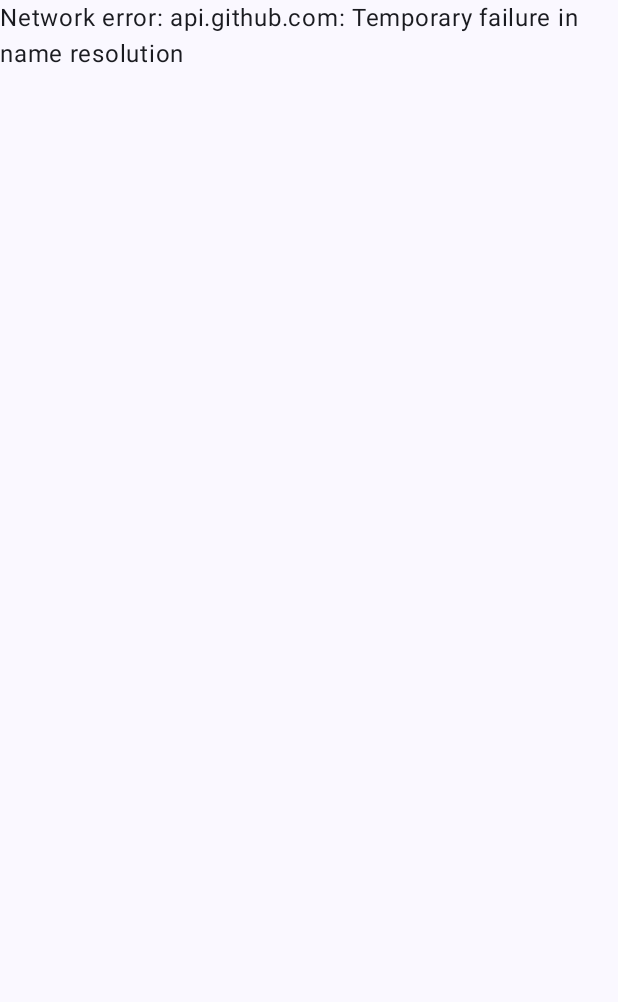
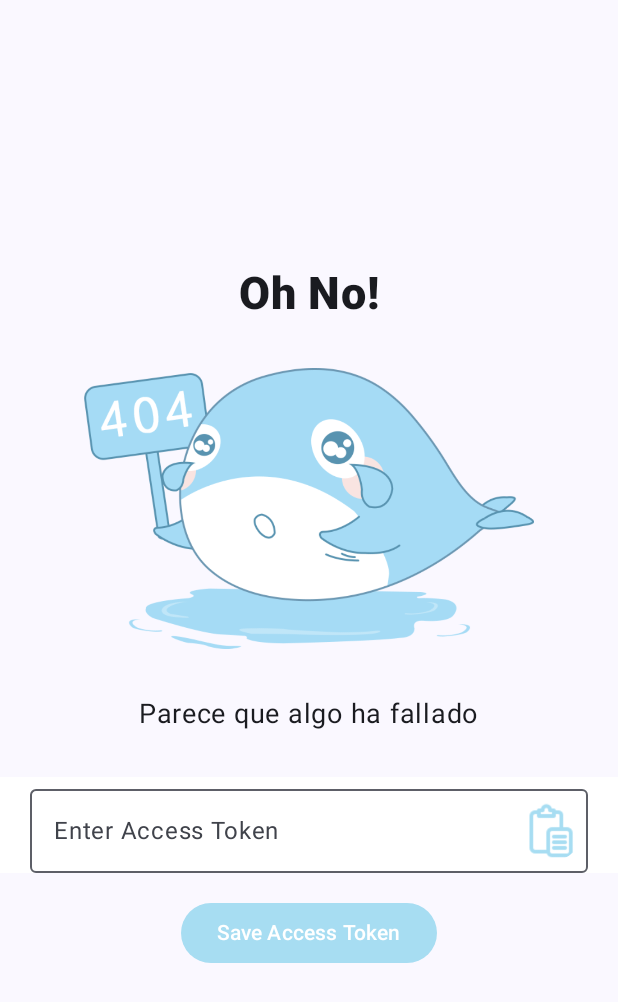
Before and after one commit to scerdan/my-new-challenge, an Android app built with Jetpack Compose: the screen it shows after launch (MainActivity), on a phone screen of 412 x 824 dp. Shown: the top 1002 px of the screen. Run offline under Robolectric (Android 15) with nearby library versions, the phone set to English and light mode, and no system bars; our stand-ins replace Dagger/Hilt's generated code.

Commit message:
Show Users and Details

```diff
--- a/app/src/main/java/com/mynewchallenge/MainActivity.kt
+++ b/app/src/main/java/com/mynewchallenge/MainActivity.kt
@@ -1,97 +1,31 @@
 package com.mynewchallenge
 
 import android.os.Bundle
-import android.util.Log
 import androidx.activity.ComponentActivity
 import androidx.activity.compose.setContent
-import androidx.activity.viewModels
 import androidx.compose.foundation.layout.fillMaxSize
-import androidx.compose.foundation.layout.fillMaxWidth
-import androidx.compose.foundation.layout.padding
-import androidx.compose.foundation.text.KeyboardActions
-import androidx.compose.foundation.text.KeyboardOptions
+import androidx.compose.material.ExperimentalMaterialApi
 import androidx.compose.material3.MaterialTheme
 import androidx.compose.material3.Surface
-import androidx.compose.material3.Text
-import androidx.compose.material3.TextField
-import androidx.compose.runtime.Composable
-import androidx.compose.runtime.LaunchedEffect
-import androidx.compose.runtime.collectAsState
-import androidx.compose.runtime.getValue
-import androidx.compose.runtime.mutableStateOf
-import androidx.compose.runtime.remember
-import androidx.compose.runtime.setValue
 import androidx.compose.ui.Modifier
-import androidx.compose.ui.text.input.ImeAction
-import androidx.compose.ui.unit.dp
-import androidx.hilt.navigation.compose.hiltViewModel
-import com.mynewchallenge.data.model.User
-import com.mynewchallenge.data.model.UserSearch
-import com.mynewchallenge.data.serviceState.ResultTypes
-import com.mynewchallenge.presentation.view.HomeScreen
-import com.mynewchallenge.presentation.viewmodel.UserViewModel
+import com.mynewchallenge.presentation.navigation.NavigationGraph
 import com.mynewchallenge.ui.theme.MyApplicationTheme
 import dagger.hilt.android.AndroidEntryPoint
 
 @AndroidEntryPoint
 class MainActivity : ComponentActivity() {
+    @OptIn(ExperimentalMaterialApi::class)
     override fun onCreate(savedInstanceState: Bundle?) {
         super.onCreate(savedInstanceState)
         setContent {
-
             MyApplicationTheme {
                 Surface(
                     modifier = Modifier.fillMaxSize(),
                     color = MaterialTheme.colorScheme.background
                 ) {
-                    Greeting()
+                    NavigationGraph()
                 }
             }
         }
     }
 }
-
-@Composable
-fun Greeting(modifier: Modifier = Modifier, viewModel: UserViewModel = hiltViewModel()) {
-    val userState by viewModel.userState.collectAsState()
-
-    LaunchedEffect(Unit) {
-        viewModel.getAllUsers()
-    }
-
-    when (userState) {
-        is ResultTypes.Loading -> {
-            Text(text = "Loading...", modifier = modifier)
-        }
-
-        is ResultTypes.Success -> {
-            val result = (userState as ResultTypes.Success<User>).data
-            HomeScreen(result)
-        }
-
-        is ResultTypes.Error -> {
-            Text(
-                text = "An error occurred: ${(userState as ResultTypes.Error).exception.localizedMessage}",
-                modifier = modifier
-            )
-        }
-
-        is ResultTypes.HttpError -> {
-            Text(
-                text = "HTTP error: ${(userState as ResultTypes.HttpError).exception.message}",
-                modifier = modifier
-            )
-        }
-
-        is ResultTypes.IOError -> {
-            Text(
-                text = "Network error: ${(userState as ResultTypes.IOError).exception.message}",
-                modifier = modifier
-            )
-        }
-
-        null -> {
-            Text(text = "Fetching users...", modifier = modifier)
-        }
-    }
-}
--- /dev/null
+++ b/app/src/main/java/com/mynewchallenge/presentation/navigation/NavigationGraph.kt
@@ -0,0 +1,49 @@
+package com.mynewchallenge.presentation.navigation
+
+import androidx.compose.material.ExperimentalMaterialApi
+import androidx.compose.runtime.Composable
+import androidx.hilt.navigation.compose.hiltViewModel
+import androidx.navigation.compose.NavHost
+import androidx.navigation.compose.composable
+import androidx.navigation.compose.rememberNavController
+import com.mynewchallenge.presentation.view.DetailScreen
+import com.mynewchallenge.presentation.view.GenericErrorScreen
+import com.mynewchallenge.presentation.view.HomeScreen
+import com.mynewchallenge.presentation.view.LoadingScreen
+import com.mynewchallenge.presentation.viewmodel.UserViewModel
+
+/**
+ * Defines the navigation graph of the application using Jetpack Compose Navigation.
+ *
+ * @param navController The navigation controller to manage navigation within the app.
+ */
+
+@ExperimentalMaterialApi
+@Composable
+fun NavigationGraph() {
+    val navController = rememberNavController()
+    val viewModel: UserViewModel = hiltViewModel()
+
+    NavHost(navController = navController, startDestination = Screens.LOADING_SCREEN.route) {
+
+        composable(Screens.LOADING_SCREEN.route) {
+            LoadingScreen(navController, viewModel)
+        }
+
+        composable(Screens.HOME_SCREEN.route) {
+            HomeScreen(navController, viewModel)
+        }
+
+        composable(Screens.DETAIL_SCREEN.route) { backStackEntry ->
+            val userId = backStackEntry.arguments?.getString("userId")
+            DetailScreen(navController, viewModel, userId)
+        }
+
+        composable(Screens.ERROR_SCREEN.route) {
+            GenericErrorScreen(
+                navController = navController,
+                viewModel = viewModel
+            )
+        }
+    }
+}
--- /dev/null
+++ b/app/src/main/java/com/mynewchallenge/presentation/navigation/Screens.kt
@@ -0,0 +1,30 @@
+package com.mynewchallenge.presentation.navigation
+
+import androidx.navigation.NavController
+
+/**
+ * Sealed class representing different screens in the navigation graph.
+ *
+ * @property route The route associated with the screen.
+ */
+sealed class Screens(val route: String) {
+    object HOME_SCREEN : Screens("HomeScreen")
+    object DETAIL_SCREEN : Screens("DetailSCreen/{userId}")
+    object LOADING_SCREEN : Screens("Loading")
+    object ERROR_SCREEN : Screens("GenericErrorScreen")
+}
+
+/**
+ * Navigates to the specified destination using the provided NavController.
+ *
+ * @param direction The route or destination to navigate to.
+ * @param navController The NavController instance for managing navigation.
+ * @param offset A boolean indicating whether to pop the back stack before navigating.
+ */
+fun goTo(direction: String, navController: NavController, offset: Boolean, userId: String? = null) {
+    if (offset) {
+        navController.popBackStack()
+    }
+    val finalDirection = if (userId != null) "DetailSCreen/$userId" else direction
+    navController.navigate(finalDirection)
+}
--- /dev/null
+++ b/app/src/main/java/com/mynewchallenge/presentation/view/GenericErrorScreen.kt
@@ -0,0 +1,142 @@
+package com.mynewchallenge.presentation.view
+
+import androidx.compose.foundation.Image
+import androidx.compose.foundation.background
+import androidx.compose.foundation.layout.Arrangement
+import androidx.compose.foundation.layout.Box
+import androidx.compose.foundation.layout.Column
+import androidx.compose.foundation.layout.Spacer
+import androidx.compose.foundation.layout.fillMaxSize
+import androidx.compose.foundation.layout.fillMaxWidth
+import androidx.compose.foundation.layout.height
+import androidx.compose.foundation.layout.padding
+import androidx.compose.foundation.layout.width
+import androidx.compose.material3.Button
+import androidx.compose.material3.ButtonDefaults
+import androidx.compose.material3.Icon
+import androidx.compose.material3.IconButton
+import androidx.compose.material3.OutlinedTextField
+import androidx.compose.material3.Text
+import androidx.compose.runtime.Composable
+import androidx.compose.runtime.LaunchedEffect
+import androidx.compose.runtime.getValue
+import androidx.compose.runtime.mutableStateOf
+import androidx.compose.runtime.remember
+import androidx.compose.runtime.setValue
+import androidx.compose.ui.Alignment
+import androidx.compose.ui.Modifier
+import androidx.compose.ui.graphics.Color
+import androidx.compose.ui.platform.LocalClipboardManager
+import androidx.compose.ui.platform.LocalContext
+import androidx.compose.ui.res.painterResource
+import androidx.compose.ui.text.font.FontFamily
+import androidx.compose.ui.text.font.FontWeight
+import androidx.compose.ui.unit.dp
+import androidx.compose.ui.unit.sp
+import androidx.navigation.NavHostController
+import com.mynewchallenge.R
+import com.mynewchallenge.domain.repository.TokenRepository
+import com.mynewchallenge.domain.repository.dataStore
+import com.mynewchallenge.presentation.navigation.Screens
+import com.mynewchallenge.presentation.navigation.goTo
+import com.mynewchallenge.presentation.viewmodel.UserViewModel
+
+@Composable
+fun GenericErrorScreen(
+    navController: NavHostController,
+    viewModel: UserViewModel,
+) {
+    val context = LocalContext.current
+    val tokenRepository = TokenRepository(context.dataStore)
+    var token by remember { mutableStateOf("") }
+    var isTokenSaved by remember { mutableStateOf(false) }
+
+    LaunchedEffect(isTokenSaved) {
+        if (isTokenSaved) {
+            tokenRepository.saveToken(token)
+            goTo(Screens.LOADING_SCREEN.route, navController, true)
+        }
+    }
+
+    Column(
+        modifier = Modifier.fillMaxSize(),
+        horizontalAlignment = Alignment.CenterHorizontally,
+        verticalArrangement = Arrangement.Center
+    ) {
+        Text(
+            text = "Oh No!",
+            fontSize = 30.sp,
+            fontWeight = FontWeight.ExtraBold,
+            fontFamily = FontFamily.SansSerif
+        )
+
+        Box(
+            modifier = Modifier
+                .height(250.dp)
+                .width(300.dp),
+            contentAlignment = Alignment.Center
+        ) {
+            Image(
+                painter = painterResource(id = R.drawable.generic_icon),
+                contentDescription = "Error icon",
+                modifier = Modifier.fillMaxSize()
+            )
+        }
+
+        Text(
+            text = "Parece que algo ha fallado",
+            fontSize = 18.sp,
+            fontFamily = FontFamily.SansSerif
+        )
+        Spacer(modifier = Modifier.height(30.dp))
+
+        tokenInputField(token) { newToken ->
+            token = newToken
+        }
+
+        Spacer(modifier = Modifier.height(16.dp))
+
+        Button(
+            colors = ButtonDefaults.buttonColors(containerColor = Color(0xFFA7DDF2)),
+            onClick = {
+                isTokenSaved = true
+            }
+        ) {
+            Text("Save Access Token")
+        }
+    }
+}
+
+@Composable
+fun tokenInputField(
+    token: String,
+    onTokenChanged: (String) -> Unit
+) {
+    val clipboardManager = LocalClipboardManager.current
+
+    OutlinedTextField(
+        value = token,
+        onValueChange = {
+            onTokenChanged(it)
+        },
+        label = { Text("Enter Access Token") },
+        modifier = Modifier.fillMaxWidth()
+            .background(Color.White)
+            .padding(horizontal = 20.dp),
+        trailingIcon = {
+            IconButton(onClick = {
+                val clipboardText = clipboardManager.getText()?.text?.replace("\\s+".toRegex(), "")
+                if (clipboardText != null) {
+                    onTokenChanged(clipboardText)
+                }
+            }) {
+                Icon(
+                    modifier = Modifier.fillMaxSize(1f),
+                    painter = painterResource(id = R.drawable.paste_icon),
+                    contentDescription = "Paste",
+                    tint = Color(0xFFA7DDF2)
+                )
+            }
+        }
+    )
+}
--- /dev/null
+++ b/app/src/main/java/com/mynewchallenge/presentation/view/LoadingScreen.kt
@@ -0,0 +1,48 @@
+package com.mynewchallenge.presentation.view
+
+import androidx.compose.foundation.background
+import androidx.compose.foundation.layout.Box
+import androidx.compose.foundation.layout.fillMaxSize
+import androidx.compose.material.CircularProgressIndicator
+import androidx.compose.runtime.Composable
+import androidx.compose.runtime.LaunchedEffect
+import androidx.compose.runtime.collectAsState
+import androidx.compose.runtime.getValue
+import androidx.compose.ui.Alignment
+import androidx.compose.ui.Modifier
+import androidx.compose.ui.graphics.Color
+import androidx.navigation.NavHostController
+import com.mynewchallenge.data.serviceState.ResultTypes
+import com.mynewchallenge.presentation.navigation.Screens
+import com.mynewchallenge.presentation.navigation.goTo
+import com.mynewchallenge.presentation.viewmodel.UserViewModel
+import kotlinx.coroutines.delay
+
+@Composable
+fun LoadingScreen(navController: NavHostController, viewModel: UserViewModel) {
+    val userState by viewModel.userState.collectAsState()
+
+    when (userState) {
+        is ResultTypes.Success -> {
+            LaunchedEffect(Unit) {
+                delay(1500)
+                goTo(Screens.HOME_SCREEN.route, navController, true)
+            }
+        }
+        else -> {
+            LaunchedEffect(Unit) {
+                delay(1500)
+                goTo(Screens.ERROR_SCREEN.route, navController, true)
+            }
+        }
+    }
+    Box(
+        modifier = Modifier
+            .fillMaxSize()
+            .background(Color.White),
+        contentAlignment = Alignment.Center
+    ) {
+        CircularProgressIndicator()
+    }
+
+}
--- a/app/src/main/java/com/mynewchallenge/presentation/viewmodel/UserViewmodel.kt
+++ b/app/src/main/java/com/mynewchallenge/presentation/viewmodel/UserViewmodel.kt
@@ -5,6 +5,7 @@ import androidx.lifecycle.viewModelScope
 import com.mynewchallenge.data.model.User
 import com.mynewchallenge.data.model.UserSearch
 import com.mynewchallenge.data.serviceState.ResultTypes
+import com.mynewchallenge.domain.repository.TokenRepository
 import com.mynewchallenge.domain.usecases.GetUserSearch
 import com.mynewchallenge.domain.usecases.GetUserUseCase
 import dagger.hilt.android.lifecycle.HiltViewModel
@@ -17,16 +18,29 @@ class UserViewModel
 @Inject
 constructor(
     private val getUserUseCase: GetUserUseCase,
-    private val getUserSearch: GetUserSearch
+    private val getUserSearch: GetUserSearch,
+    private val tokenRepository: TokenRepository
 ) : ViewModel() {
 
-    private val _userState = MutableStateFlow<ResultTypes<User>?>(null)
+    private val _userState = MutableStateFlow<ResultTypes<User>?>(ResultTypes.Loading)
     val userState: StateFlow<ResultTypes<User>?> = _userState
 
-    private val _userSearch = MutableStateFlow<ResultTypes<UserSearch>?>(null)
+    private val _userSearch = MutableStateFlow<ResultTypes<UserSearch>?>(ResultTypes.Loading)
     val userSearch: StateFlow<ResultTypes<UserSearch>?> = _userSearch
 
-    fun getAllUsers() {
+    init {
+        viewModelScope.launch {
+            tokenRepository.token.collectLatest { token ->
+                if (token != null) {
+                    getAllUsers()
+                } else {
+                    _userState.value = ResultTypes.Loading
+                }
+            }
+        }
+    }
+
+    private fun getAllUsers() {
         viewModelScope.launch {
             getUserUseCase().collect { result ->
                 _userState.value = result
```
Also changed, not shown: app/src/main/java/com/mynewchallenge/presentation/view/DetailScreen.kt (added, +123 -0 lines), app/src/main/java/com/mynewchallenge/presentation/view/HomeScreen.kt (+67 -50 lines), app/src/main/java/com/mynewchallenge/utils/Constants.kt (added, +18 -0 lines).
